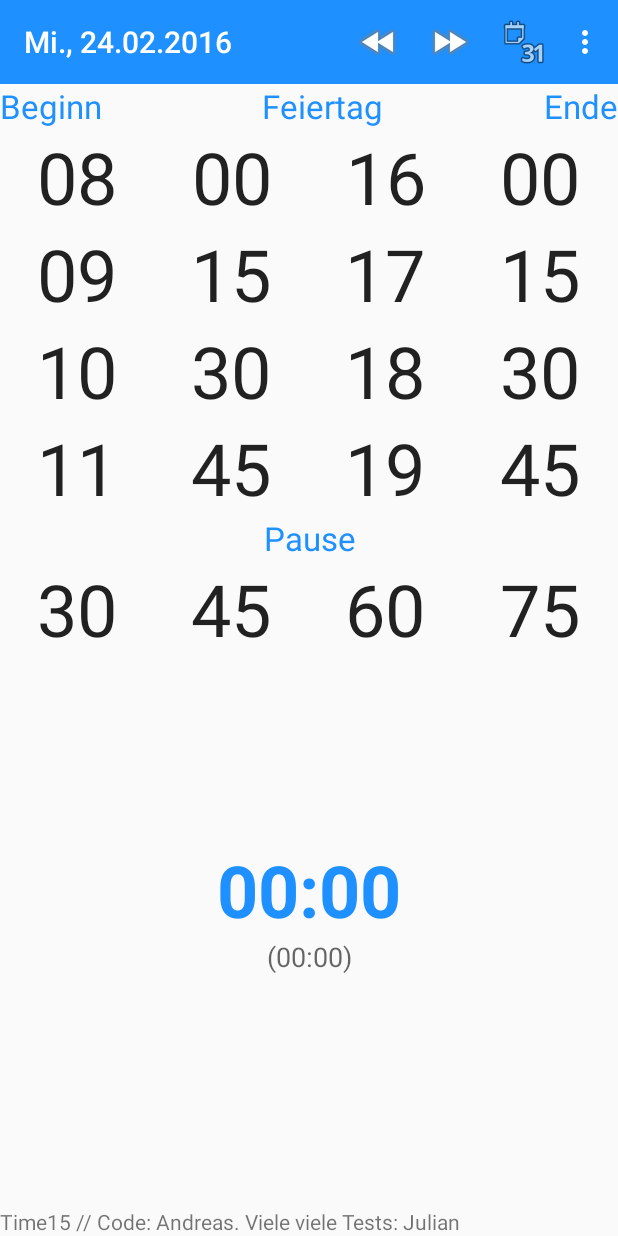
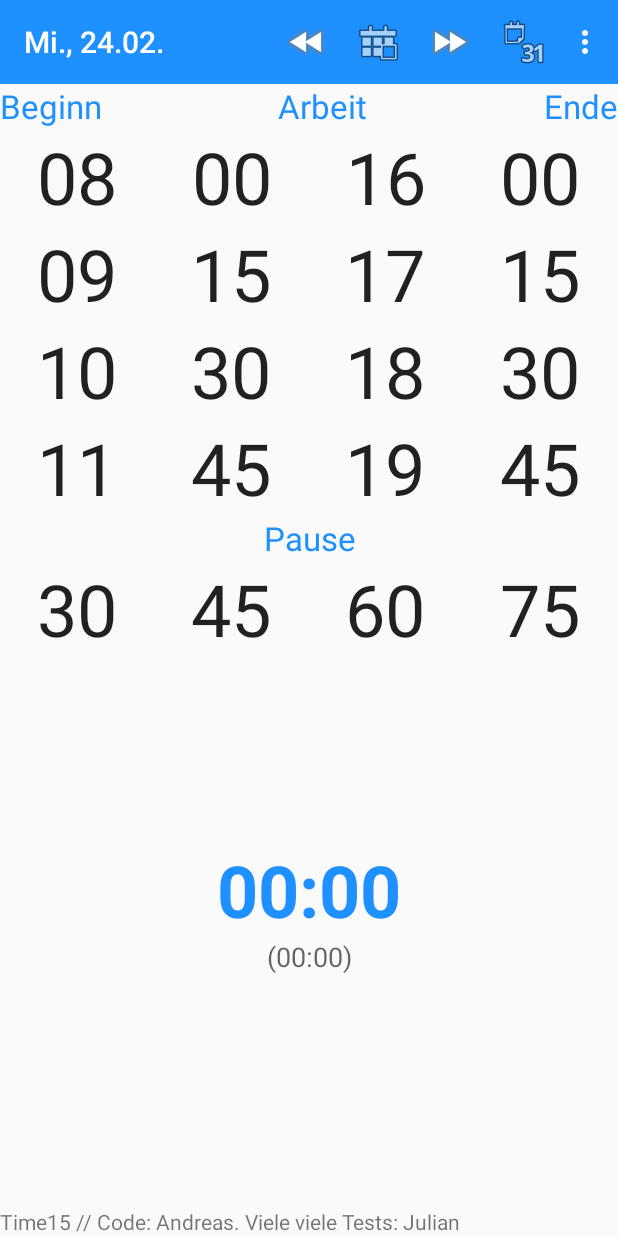
Before and after one commit to AndyCooler/github-time15, an Android app: the screen it shows after launch (MainActivity), in the options menu, after a tap on "Settings", on a phone screen of 412 x 824 dp. Run offline under Robolectric (Android 15) with nearby library versions, the phone set to English and light mode, and no system bars.

Commit message:
title w/out year, additional button "back to today"

```diff
--- a/app/src/main/java/com/mango_apps/time15/MainActivity.java
+++ b/app/src/main/java/com/mango_apps/time15/MainActivity.java
@@ -131,6 +131,10 @@ public class MainActivity extends AppCompatActivity {
             dateForwards();
             return true;
         }
+        if (id == R.id.action_today) {
+            dateToday();
+            return true;
+        }
         if (id == R.id.action_month) {
             startMonthOverviewActivity();
             return true;
@@ -165,7 +169,7 @@ public class MainActivity extends AppCompatActivity {
 
     private void switchToID(String fromId, String toId) {
         id = toId;
-        setTitle(TimeUtils.dayOfWeek(id) + ", " + id);
+        setTitle(TimeUtils.getMainTitleString(id));
         DaysData data = storage.loadDaysData(this, id);
         originalData = data;
         resetView();
@@ -195,6 +199,14 @@ public class MainActivity extends AppCompatActivity {
         saveKindOfDay();
         switchToID(id, TimeUtils.dateBackwards(id));
         Log.i(getClass().getName(), "dateBackwards() finished.");
+    }
+
+    public void dateToday() {
+        Log.i(getClass().getName(), "dateToday() started.");
+        saveKindOfDay();
+        switchToID(id, TimeUtils.createID());
+        Log.i(getClass().getName(), "dateToday() finished.");
+
     }
 
     private void saveKindOfDay() {
--- a/app/src/main/java/com/mango_apps/time15/MonthOverviewActivity.java
+++ b/app/src/main/java/com/mango_apps/time15/MonthOverviewActivity.java
@@ -11,8 +11,10 @@ import android.view.Gravity;
 import android.view.Menu;
 import android.view.MenuItem;
 import android.view.View;
+import android.view.ViewGroup;
 import android.widget.AdapterView;
 import android.widget.ArrayAdapter;
+import android.widget.LinearLayout;
 import android.widget.ListView;
 import android.widget.TableLayout;
 import android.widget.TableRow;
@@ -30,6 +32,7 @@ import com.mango_apps.time15.util.TimeUtils;
 
 import java.util.ArrayList;
 import java.util.List;
+import java.util.Random;
 
 /**
  * This activity lets the user see on how many days they were working in a month, and what kind of
@@ -145,6 +148,8 @@ public class MonthOverviewActivity extends ActionBarActivity {
         textView.setTextColor(color);
         textView.setGravity(Gravity.LEFT);
         textView.setPadding(15, 5, 15, 5);
+        //textView.setBackgroundColor(new Random().nextInt());
+        //textView.setLayoutParams(new LinearLayout.LayoutParams(LinearLayout.LayoutParams.WRAP_CONTENT, LinearLayout.LayoutParams.WRAP_CONTENT));
         return textView;
     }
 
--- a/app/src/main/java/com/mango_apps/time15/util/TimeUtils.java
+++ b/app/src/main/java/com/mango_apps/time15/util/TimeUtils.java
@@ -84,4 +84,8 @@ public final class TimeUtils {
         Calendar cal = toCalendar(id);
         return cal.get(Calendar.WEEK_OF_YEAR);
     }
+
+    public static String getMainTitleString(String id) {
+        return TimeUtils.dayOfWeek(id) + ", " + id.substring(0, 6);
+    }
 }
--- a/app/src/main/res/menu/menu_main.xml
+++ b/app/src/main/res/menu/menu_main.xml
@@ -9,6 +9,12 @@
         android:title="Zurück"
         android:icon="@android:drawable/ic_media_rew"
         app:showAsAction="always"></item>
+    <item
+        android:id="@+id/action_today"
+        android:orderInCategory="200"
+        android:title="Heute"
+        app:showAsAction="always"
+        android:icon="@android:drawable/ic_menu_today"></item>
     <item
         android:id="@+id/action_forwards"
         android:orderInCategory="200"
```
